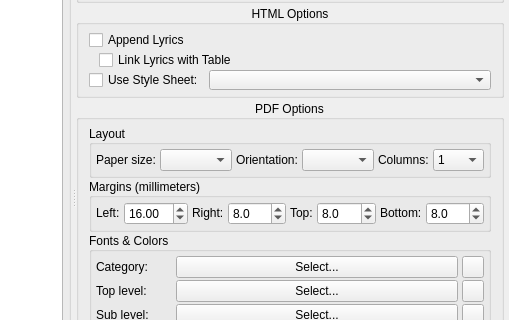
First picture: the form in src/report/QUReportDialog.ui, repository UltraStar-Deluxe/UltraStar-Manager, before the edit; both pictures show x 166 to 675 and y 205 to 525 of the 675 by 803 pixel window.
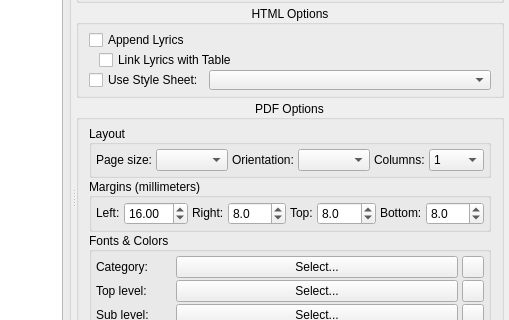
Second picture: the form after the edit. Icons and pictures are not drawn.

Patch:
```diff
--- a/src/report/QUReportDialog.ui
+++ b/src/report/QUReportDialog.ui
@@ -642,7 +642,7 @@
                   </sizepolicy>
                  </property>
                  <property name="text">
-                  <string>Paper size:</string>
+                  <string>Page size:</string>
                  </property>
                 </widget>
                </item>
```
Left out of the diff: 4 changed lines with no effect on the pictures.
